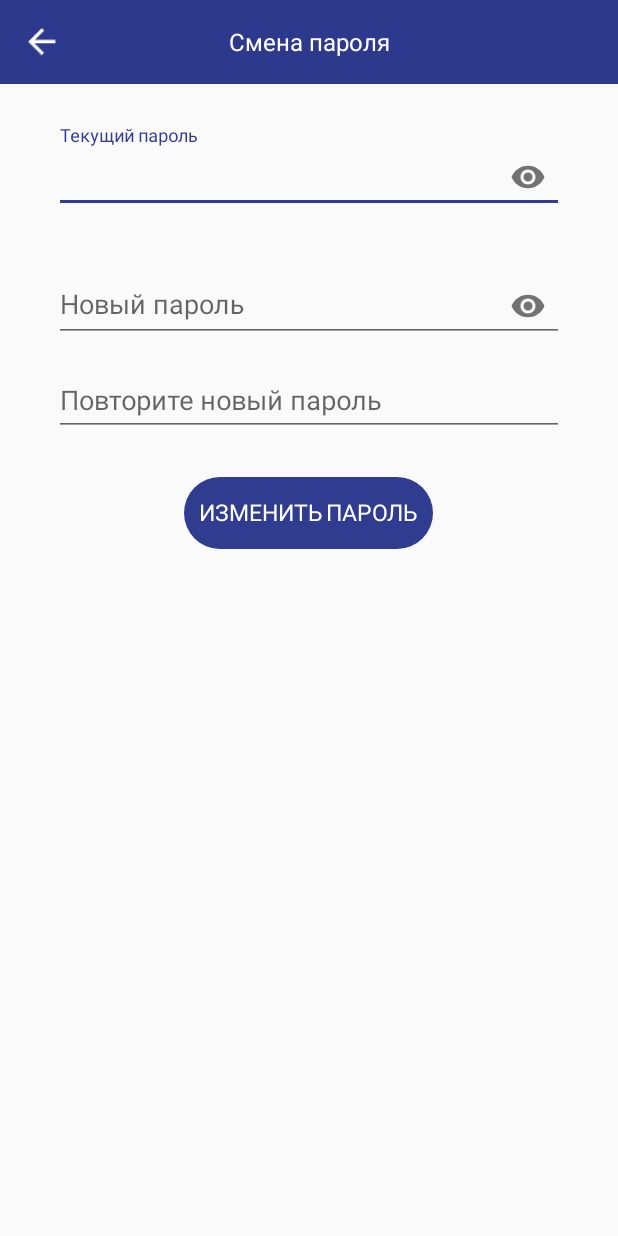
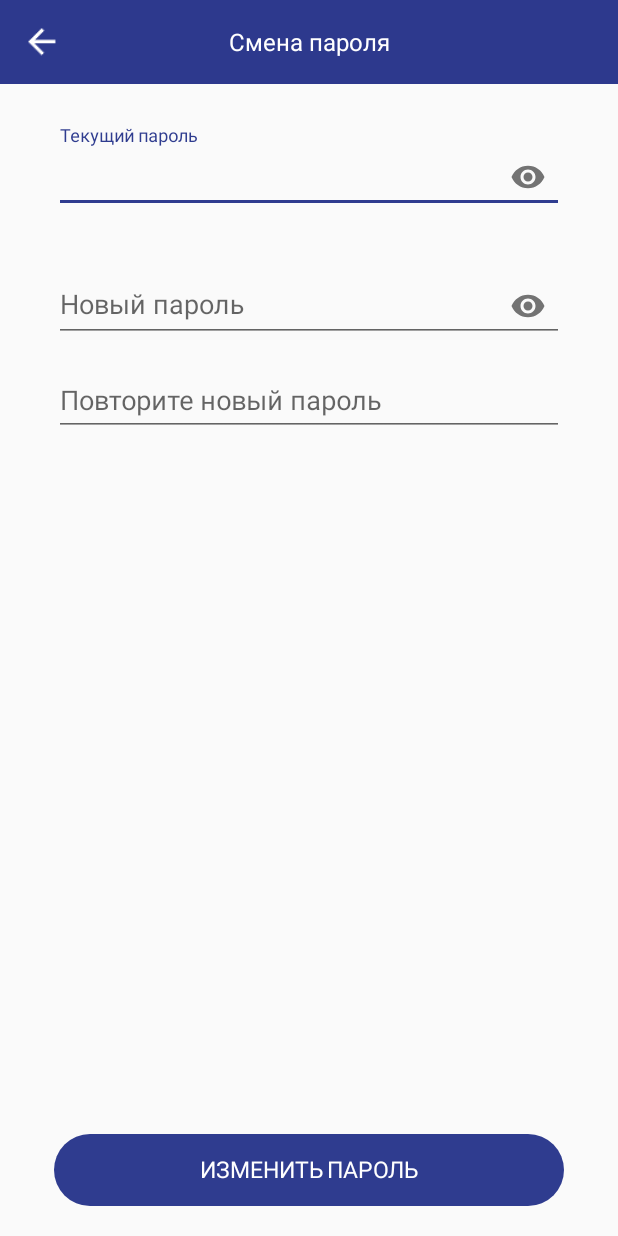
Before and after one commit to AbbosSaidov/Oson_business_Test, an Android app: the ChangePasswordActivity screen opened directly, with no data from a screen before it, on a phone screen of 412 x 824 dp. Run offline under Robolectric (Android 15) with nearby library versions, the phone set to English and light mode, and no system bars.

```diff
--- a/app/src/main/AndroidManifest.xml
+++ b/app/src/main/AndroidManifest.xml
@@ -15,7 +15,7 @@
         android:roundIcon="@mipmap/ic_launcher_round"
         android:supportsRtl="true"
         android:theme="@style/AppTheme">
-        <activity android:name=".activities.login.SetLanguageActivity">
+        <activity android:name=".activities.SetLanguageActivity">
             <meta-data
                 android:name="android.support.PARENT_ACTIVITY"
                 android:value=".activities.SettingsActivity" />
@@ -40,7 +40,7 @@
             android:name=".activities.login.RegistrationActivity"
             android:windowSoftInputMode="stateAlwaysHidden|adjustPan"></activity>
         <activity
-            android:name=".activities.PurchaseActivity"
+            android:name=".ui.purchase.PurchaseActivity"
             android:windowSoftInputMode="stateAlwaysHidden"></activity>
         <activity
             android:name=".activities.RequestBillActivity"
--- a/app/src/main/java/app/oson/business/activities/login/ChangePasswordActivity.kt
+++ b/app/src/main/java/app/oson/business/activities/login/ChangePasswordActivity.kt
@@ -26,25 +26,25 @@ class ChangePasswordActivity : MyActivity() {
         super.onCreate(savedInstanceState)
         setContentView(R.layout.activity_change_password)
 
-        titleTextView.setText(resources.getString(R.string.fragment_main_preference_change_password_title))
+        titleTextView.text = resources.getString(R.string.fragment_main_preference_change_password_title)
         initViews()
 
         changePassButton.setOnClickListener(this)
 
     }
 
-    override fun setupActionBar() {
+    override fun setupActionBar(){
         backImageView.visibility = View.VISIBLE
         titleTextView.visibility = View.VISIBLE
     }
 
-    override fun onClick(v: View?) {
-        if (v == changePassButton) {
+    override fun onClick(v: View?){
+        if (v == changePassButton){
             changePassword()
         }
     }
 
-    fun initViews() {
+    fun initViews(){
         currentPassEditText = findViewById(R.id.edit_text_current_password)
         newPassEditText = findViewById(R.id.edit_text_new_password)
         confirmPassEditText = findViewById(R.id.edit_text_confirm_password)
@@ -86,7 +86,7 @@ class ChangePasswordActivity : MyActivity() {
     var aid: Int? = null
     lateinit var oldPassword: String
     lateinit var newPassword: String
-    val loginData = LoginData();
+    val loginData = LoginData()
 
     fun changePassword() {
 
@@ -113,18 +113,18 @@ class ChangePasswordActivity : MyActivity() {
 
                     override fun onError(throwable: Throwable) {
                         throwable.printStackTrace()
-                        cancelProgressDialog();
+                        cancelProgressDialog()
                     }
 
                     override fun onSuccess(response: ResponseBody) {
                         if (preferences.getLoginData() != null)
                             preferences.saveLoginData(loginData)
 
-                        val intent = Intent(this@ChangePasswordActivity, SplashActivity::class.java);
-                        intent.addFlags(Intent.FLAG_ACTIVITY_NEW_TASK);
-                        intent.addFlags(Intent.FLAG_ACTIVITY_CLEAR_TASK);
-                        intent.addFlags(Intent.FLAG_ACTIVITY_CLEAR_TOP);
-                        startActivity(intent);
+                        val intent = Intent(this@ChangePasswordActivity, SplashActivity::class.java)
+                        intent.addFlags(Intent.FLAG_ACTIVITY_NEW_TASK)
+                        intent.addFlags(Intent.FLAG_ACTIVITY_CLEAR_TASK)
+                        intent.addFlags(Intent.FLAG_ACTIVITY_CLEAR_TOP)
+                        startActivity(intent)
 
                         cancelProgressDialog()
                     }
--- /dev/null
+++ b/app/src/main/java/app/oson/business/ui/purchase/PurchaseItemAdapter.kt
@@ -0,0 +1,3 @@
+package app.oson.business.ui.purchase
+
+class PurchaseItemAdapter
--- /dev/null
+++ b/app/src/main/res/drawable/rounded_dialog.xml
@@ -0,0 +1,8 @@
+<?xml version="1.0" encoding="utf-8"?>
+<shape xmlns:android="http://schemas.android.com/apk/res/android"
+    android:shape="rectangle">
+    <solid android:color="@android:color/white"/>
+    <corners android:topLeftRadius="24dp"
+        android:topRightRadius="24dp"/>
+
+</shape>
--- a/app/src/main/res/drawable/roundshapbtn.xml
+++ b/app/src/main/res/drawable/roundshapbtn.xml
@@ -7,4 +7,5 @@
         android:topLeftRadius="30dp"
         android:topRightRadius="30dp"/>
 
+
 </shape>
--- a/app/src/main/res/layout/activity_change_password.xml
+++ b/app/src/main/res/layout/activity_change_password.xml
@@ -1,12 +1,15 @@
 <?xml version="1.0" encoding="utf-8"?>
-<LinearLayout
+<android.support.design.widget.CoordinatorLayout
         xmlns:android="http://schemas.android.com/apk/res/android"
         xmlns:app="http://schemas.android.com/apk/res-auto"
         xmlns:tools="http://schemas.android.com/tools"
         android:orientation="vertical"
         android:layout_width="match_parent"
         android:layout_height="match_parent">
-
+    <LinearLayout
+        android:layout_width="match_parent"
+        android:layout_height="wrap_content"
+        android:orientation="vertical">
         <include layout="@layout/action_bar"/>
 
         <LinearLayout
@@ -82,16 +85,27 @@
 
             </android.support.design.widget.TextInputLayout>
 
+
+
+        </LinearLayout>
+    </LinearLayout>
+    <RelativeLayout
+        android:layout_width="wrap_content"
+        android:layout_height="match_parent"
+        android:paddingTop="25dp"
+        android:paddingBottom="20dp"
+        android:paddingLeft="36dp"
+        android:paddingRight="36dp"
+        >
         <android.support.v7.widget.AppCompatButton
             android:id="@+id/button_change_password"
-                android:layout_width="wrap_content"
-                android:layout_height="wrap_content"
-                android:layout_marginTop="?dialogPreferredPadding"
-                android:layout_gravity="center_horizontal"
+            android:layout_alignParentBottom="true"
+            android:layout_width="match_parent"
+            android:layout_gravity="center"
             android:textColor="@color/colorWhite"
-                android:text="@string/fragment_change_password_change_password_button_hint"
-                style="@style/Ui.Button"/>
+            style="@style/Ui.Button"
+            android:text="@string/fragment_change_password_change_password_button_hint"/>
 
-    </LinearLayout>
+    </RelativeLayout>
 
-</LinearLayout>
+</android.support.design.widget.CoordinatorLayout>
--- a/app/src/main/res/layout/activity_purchase.xml
+++ b/app/src/main/res/layout/activity_purchase.xml
@@ -161,5 +161,5 @@
             style="@style/Ui.Button"
             android:text="@string/fragment_main_bill_send_request_button_title"/>
     </RelativeLayout>
-    <include layout="@layout/bottom_sheet"/>
+ <!---->   <include layout="@layout/bottom_sheet"/>
 </android.support.design.widget.CoordinatorLayout>
--- a/app/src/main/res/layout/activity_request_bill.xml
+++ b/app/src/main/res/layout/activity_request_bill.xml
@@ -88,7 +88,6 @@
                         android:maxLines="1"
                         android:inputType="number"
                         android:maxLength="13"
-                        android:text="+998"
                         android:hint="@string/fragment_main_bill_input_phonenumber_hint"/>
 
                 </android.support.design.widget.TextInputLayout>
@@ -177,5 +176,5 @@
     </RelativeLayout>
 
 
-   <!----><include layout="@layout/bottom_sheet"/>
+   <!--<include layout="@layout/bottom_sheet"/>-->
 </android.support.design.widget.CoordinatorLayout>
--- a/app/src/main/res/layout/activity_set_language.xml
+++ b/app/src/main/res/layout/activity_set_language.xml
@@ -5,7 +5,7 @@
     android:layout_width="match_parent"
     android:layout_height="match_parent"
     android:orientation="vertical"
-    tools:context=".activities.login.SetLanguageActivity">
+    tools:context=".activities.SetLanguageActivity">
     <include
         layout="@layout/action_bar"/>
     <LinearLayout
--- a/app/src/main/res/values/strings.xml
+++ b/app/src/main/res/values/strings.xml
@@ -127,14 +127,14 @@
     <string name="dialogfragment_main_preferences_logout_message">Вы действительно хотите выйти из системы?</string>
 
     <string name="fragment_main_bill_input_phonenumber_hint">Введите номер телефона</string>
-    <string name="fragment_main_bill_input_sum_hint">Введите сумму</string>
+    <string name="fragment_main_bill_input_sum_hint">Сумма</string>
     <string name="fragment_main_bill_comment_hint">Введите комментарий</string>
     <string name="fragment_main_bill_send_request_button_title">Отправить запрос</string>
     <string name="fragment_main_bill_generate_qrcode_title">Сгенерировать QR-код</string>
     <string name="fragment_main_bill_generate_ndefmessage_title">Отправить данные по NFC</string>
 
-    <string name="fragment_main_purchase_input_cardnumber_hint">Введите номер карты</string>
-    <string name="fragment_main_purchase_input_card_expire_date_hint">Введите срок действия карты</string>
+    <string name="fragment_main_purchase_input_cardnumber_hint">Номер карты</string>
+    <string name="fragment_main_purchase_input_card_expire_date_hint">Срок действия</string>
     <string name="fragment_main_purchase_send_purchase_button_title">Оплатить</string>
 
     <string name="fragment_main_history_title">История</string>
--- a/app/src/main/res/values/styles.xml
+++ b/app/src/main/res/values/styles.xml
@@ -3,6 +3,8 @@
     <!-- Base application theme. -->
     <style name="AppTheme" parent="Theme.AppCompat.Light.NoActionBar">
         <!-- Customize your theme here. -->
+        <item name="bottomSheetDialogTheme">@style/AppBottomSheetDialogTheme</item>
+
         <item name="colorPrimary">@color/colorPrimary</item>
         <item name="colorPrimaryDark">@color/colorPrimaryDark</item>
         <item name="colorAccent">@color/colorAccent</item>
@@ -15,6 +17,17 @@
         <item name="android:textSize">15sp</item>
         <item name="android:background">@drawable/roundshapbtn</item>
         <item name="fontFamily">@font/lato</item>
+    </style>
+
+
+    <style name="AppBottomSheetDialogTheme"
+        parent="Theme.Design.Light.BottomSheetDialog">
+        <item name="bottomSheetStyle">@style/AppModalStyle</item>
+    </style>
+
+    <style name="AppModalStyle"
+        parent="Widget.Design.BottomSheet.Modal">
+        <item name="android:background">@drawable/rounded_dialog</item>
     </style>
 
     <style name="Ui.Button.ColorPrimary" parent="Base.Widget.AppCompat.Button.Colored">
```
Also changed, not shown: app/src/main/java/app/oson/business/activities/MainActivity.kt (+4 -4 lines), app/src/main/java/app/oson/business/activities/SetLanguageActivity.kt (renamed from app/src/main/java/app/oson/business/activities/login/SetLanguageActivity.kt, +2 -5 lines), app/src/main/java/app/oson/business/activities/SettingsActivity.kt (+7 -8 lines), app/src/main/java/app/oson/business/api/services/UserService.kt (+12 -25 lines), app/src/main/java/app/oson/business/ui/purchase/PurchaseActivity.kt (renamed from app/src/main/java/app/oson/business/activities/PurchaseActivity.kt, +26 -17 lines), app/src/main/res/layout/bottom_sheet.xml (+17 -11 lines), 5 other files. Lines whose indentation alone changed are shown as unchanged.
